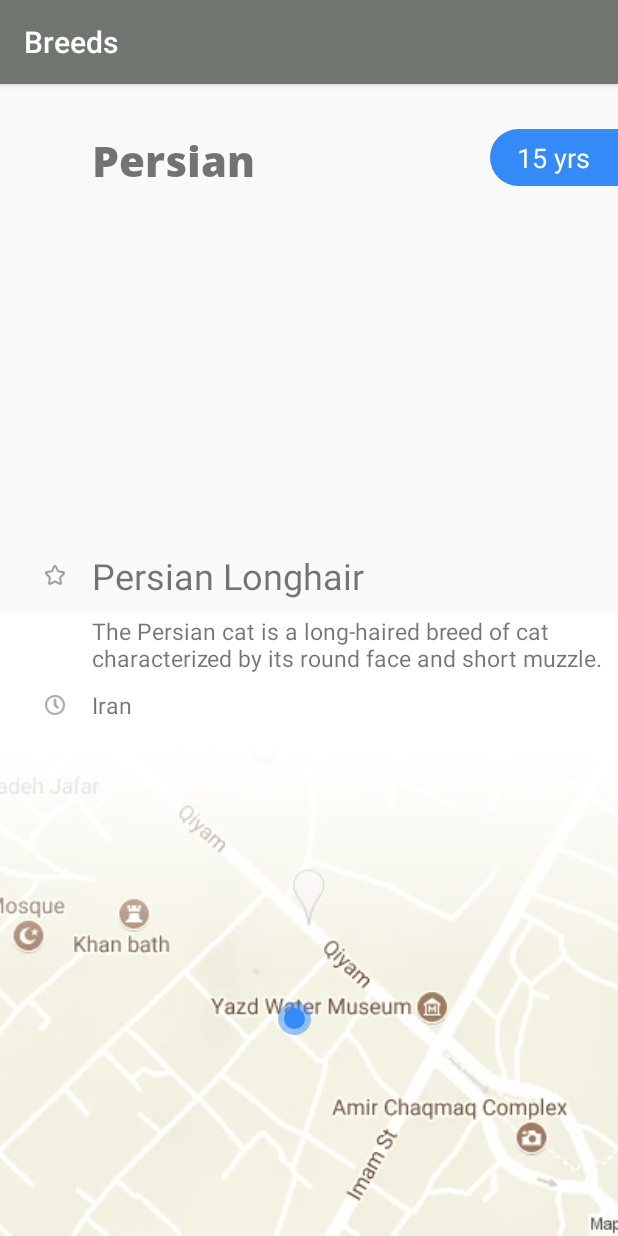
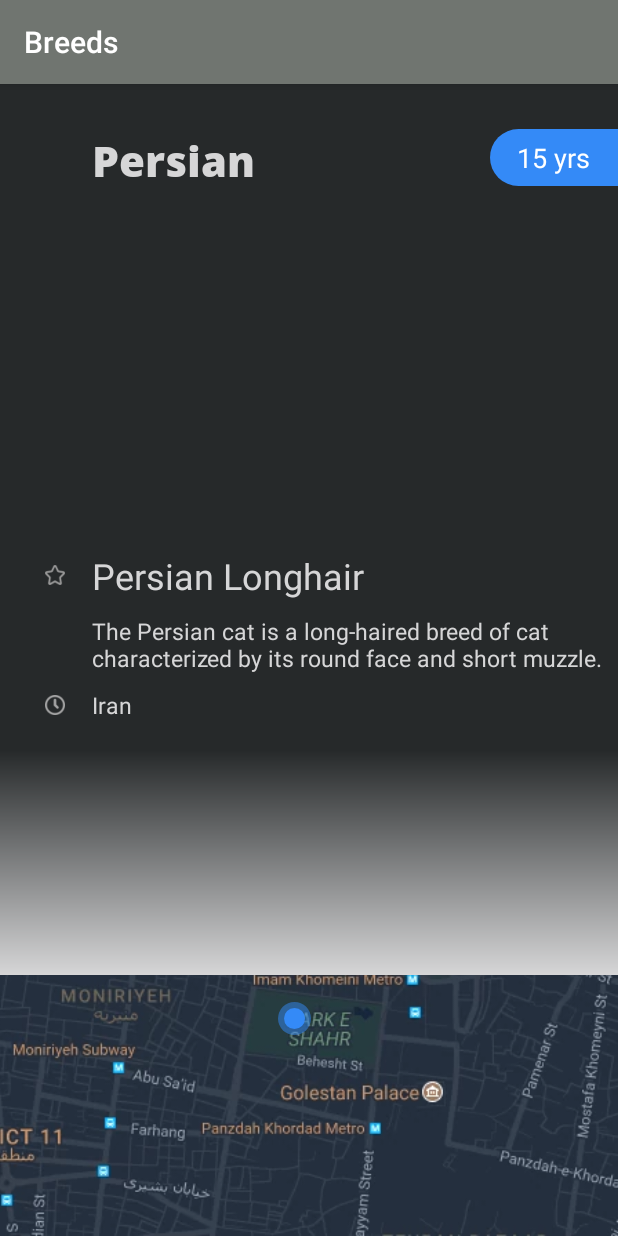
Before and after one commit to ujwalp15/Meow, an Android app: the BreedsActivity screen opened directly, with no data from a screen before it, on a phone screen of 412 x 824 dp. Run offline under Robolectric (Android 15) with nearby library versions, the light colour scheme and no system bars; libraries missing offline, so code that uses them is left out: com.ramotion.cardslider; 2 statements that could not run were skipped.

Commit message:
Meow: switch to dark color scheme for BreedsActivity

```diff
--- a/app/src/main/res/drawable/gradient_map.xml
+++ b/app/src/main/res/drawable/gradient_map.xml
@@ -1,7 +1,7 @@
 <?xml version="1.0" encoding="utf-8"?>
 <shape xmlns:android="http://schemas.android.com/apk/res/android">
     <gradient
-        android:startColor="@android:color/white"
-        android:endColor="@android:color/transparent"
+        android:startColor="@color/colorPrimaryDark"
+        android:endColor="@color/transparent"
         android:angle="-90"/>
 </shape>
--- a/app/src/main/res/layout/activity_cat.xml
+++ b/app/src/main/res/layout/activity_cat.xml
@@ -4,6 +4,7 @@
     android:layout_height="match_parent"
     xmlns:app="http://schemas.android.com/apk/res-auto"
     android:orientation="vertical"
+    android:background="@color/colorPrimaryDark"
     android:clipChildren="false">
 
     <RelativeLayout
@@ -25,6 +26,7 @@
                 android:layout_height="wrap_content"
                 android:layout_gravity="center_vertical"
                 android:textSize="28sp"
+                android:textColor="@color/md_white_1000"
                 android:textStyle="bold" />
 
             <TextView
@@ -33,6 +35,7 @@
                 android:layout_height="wrap_content"
                 android:textSize="28sp"
                 android:textStyle="bold"
+                android:textColor="@color/md_white_1000"
                 android:layout_gravity="center_vertical"/>
 
         </FrameLayout>
@@ -103,7 +106,7 @@
             android:id="@+id/gradient_top"
             android:layout_width="match_parent"
             android:layout_height="90dp"
-            android:background="@android:color/white"/>
+            android:background="@color/colorPrimaryDark"/>
 
         <View
             android:layout_width="match_parent"
--- a/app/src/main/res/values/colors.xml
+++ b/app/src/main/res/values/colors.xml
@@ -3,6 +3,8 @@
     <color name="colorPrimary">#707570</color>
     <color name="colorPrimaryDark">#26292A</color>
     <color name="colorAccent">#8a9195</color>
+
+    <color name="colorMap">#27303f</color>
 
     <color name="colorLightBar">#FFFFFF</color>
     <color name="colorLightStatus">#9E9E9E</color>
--- a/app/src/main/res/values/styles.xml
+++ b/app/src/main/res/values/styles.xml
@@ -77,17 +77,20 @@
     <style name="PlaceTextView">
         <item name="android:textSize">24sp</item>
         <item name="android:gravity">center</item>
+        <item name="android:textColor">@color/md_white_1000</item>
     </style>
 
     <style name="ClockTextView">
         <item name="android:textSize">15sp</item>
         <item name="android:gravity">center</item>
+        <item name="android:textColor">@color/md_white_1000</item>
     </style>
 
     <style name="DescriptionTextView">
         <item name="android:textSize">15sp</item>
         <item name="android:maxLines">2</item>
         <item name="android:ellipsize">end</item>
+        <item name="android:textColor">@color/md_white_1000</item>
     </style>
 
 </resources>
```
Also changed, not shown: app/src/main/res/drawable-nodpi/map_burma.webp, app/src/main/res/drawable-nodpi/map_egypt.webp, app/src/main/res/drawable-nodpi/map_iran.webp, app/src/main/res/drawable-nodpi/map_isleofman.webp, app/src/main/res/drawable-nodpi/map_thailand.webp.
